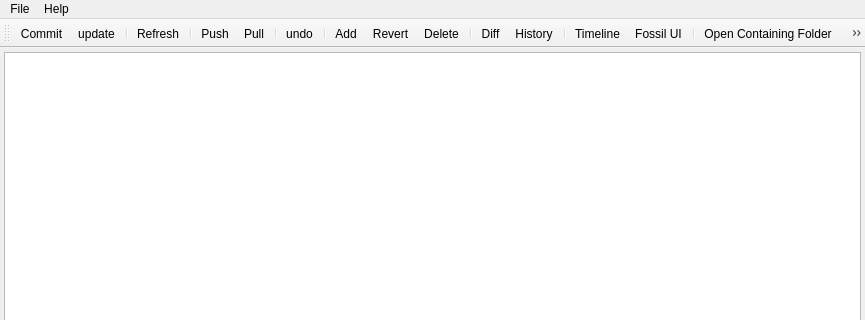
Old version of the form MainWindow.ui in the repository AnotherFoxGuy/diesel-scm; both pictures show x 0 to 865 and y 0 to 320 of the 865 by 640 pixel window.
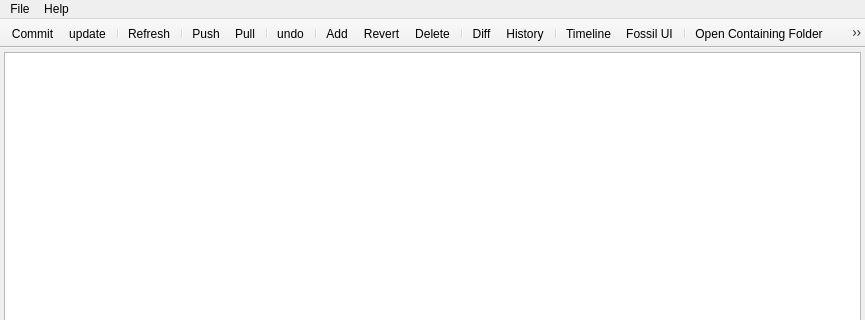
New version of the form. Icons and pictures are not drawn.

Commit message:
Unified toolbar on OSX Added OSX Icon
FossilOrigin-Name: 7cdfaf2af1dda2779fc6a27f8bfc10c55827237c

What changed in the file:
```diff
--- a/MainWindow.ui
+++ b/MainWindow.ui
@@ -114,6 +114,9 @@
    <addaction name="menuHelp"/>
   </widget>
   <widget class="QToolBar" name="mainToolBar">
+   <property name="movable">
+    <bool>false</bool>
+   </property>
    <property name="iconSize">
     <size>
      <width>32</width>
@@ -121,7 +124,7 @@
     </size>
    </property>
    <property name="toolButtonStyle">
-    <enum>Qt::ToolButtonFollowStyle</enum>
+    <enum>Qt::ToolButtonIconOnly</enum>
    </property>
    <property name="floatable">
     <bool>false</bool>
```
Left out of the diff: 11 changed lines with no effect on the pictures. The commit also changes 4 other files.
